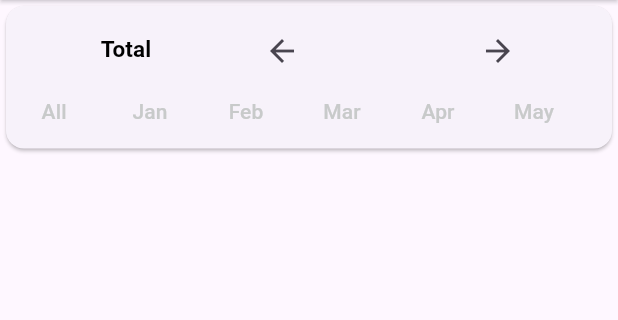
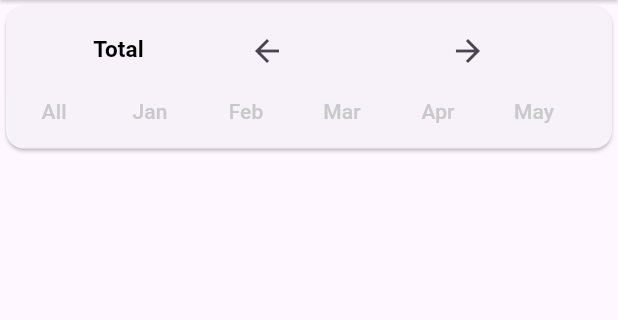
Before and after one commit to rahulpalanivel/Wealthify, a Flutter app: the Main screen opened directly, item 3 of the bottom bar chosen, on a phone screen of 412 x 824 dp, the part 120-440 px from its top. Run offline on Flutter 3.47's test engine with Material 3 defaults, Android fonts, the phone set to English and light mode, and no system bars; our stand-ins replace file_picker, fl_chart, flutter_native_splash, google_fonts, hive, percent_indicator; missing offline and left inert: excel; accounts and stored records are empty.

Commit message:
bug fixes

```diff
--- a/lib/view/pages/Transactions-tab.dart
+++ b/lib/view/pages/Transactions-tab.dart
@@ -40,7 +40,7 @@ class TransactionTab extends StatelessWidget {
                     children: [
                       SizedBox(
                         height: 35,
-                        width: 400,
+                        width: 375,
                         child: Row(
                           mainAxisAlignment: MainAxisAlignment.spaceEvenly,
                           children: [
@@ -59,8 +59,9 @@ class TransactionTab extends StatelessWidget {
                                                 255, 200, 202, 202)))),
                             IconButton(
                                 onPressed: () {
-                                  if (currentYear > 0) {
-                                    currentYear--;
+                                  if (currentYear <
+                                      (provider.yearList.length - 1)) {
+                                    currentYear++;
                                     selectedTotal = false;
                                     selectedIndex = 0;
                                     provider.updateRecords(
@@ -75,13 +76,17 @@ class TransactionTab extends StatelessWidget {
                                 provider.yearList.isNotEmpty
                                     ? provider.yearList[currentYear]
                                     : "",
-                                style: const TextStyle(
-                                    fontSize: 15, fontWeight: FontWeight.bold)),
+                                style: TextStyle(
+                                    fontSize: 15,
+                                    fontWeight: FontWeight.bold,
+                                    color: selectedTotal == false
+                                        ? Colors.black
+                                        : const Color.fromARGB(
+                                            255, 200, 202, 202))),
                             IconButton(
                                 onPressed: () {
-                                  if (currentYear <
-                                      (provider.yearList.length - 1)) {
-                                    currentYear++;
+                                  if (currentYear > 0) {
+                                    currentYear--;
                                     selectedTotal = false;
                                     selectedIndex = 0;
                                     provider.updateRecords(
@@ -102,7 +107,7 @@ class TransactionTab extends StatelessWidget {
                     children: [
                       SizedBox(
                         height: 50,
-                        width: 400,
+                        width: 375,
                         child: ListView(
                           scrollDirection: Axis.horizontal,
                           shrinkWrap: true,
--- a/lib/view/widgets/cards/Categories.dart
+++ b/lib/view/widgets/cards/Categories.dart
@@ -14,7 +14,7 @@ class Category extends StatelessWidget {
         borderRadius: BorderRadius.circular(10),
       ),
       child: Padding(
-        padding: const EdgeInsets.all(8.0),
+        padding: const EdgeInsets.all(5.0),
         child: Row(
           mainAxisAlignment: MainAxisAlignment.spaceEvenly,
           children: [
```
Also changed, not shown: lib/view/pages/Summary-tab.dart (+12 -8 lines).
